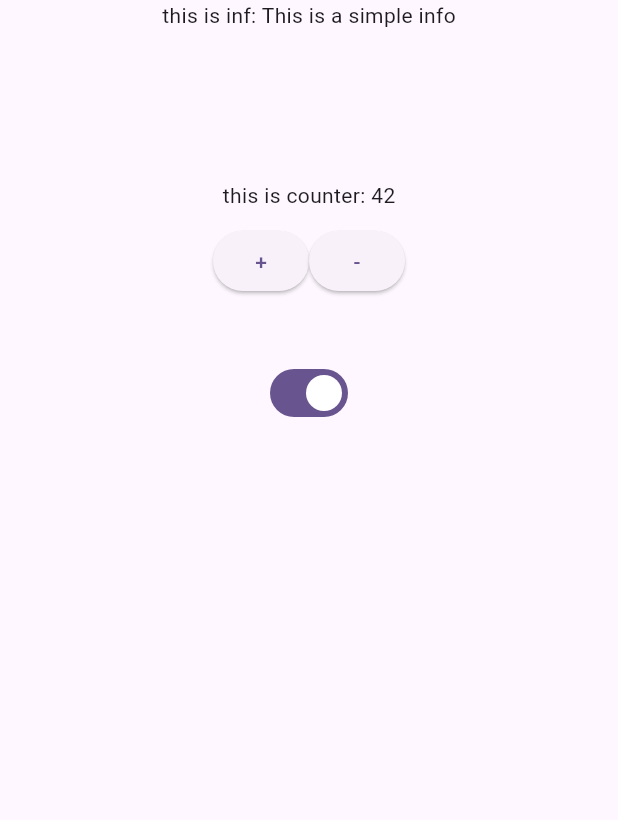
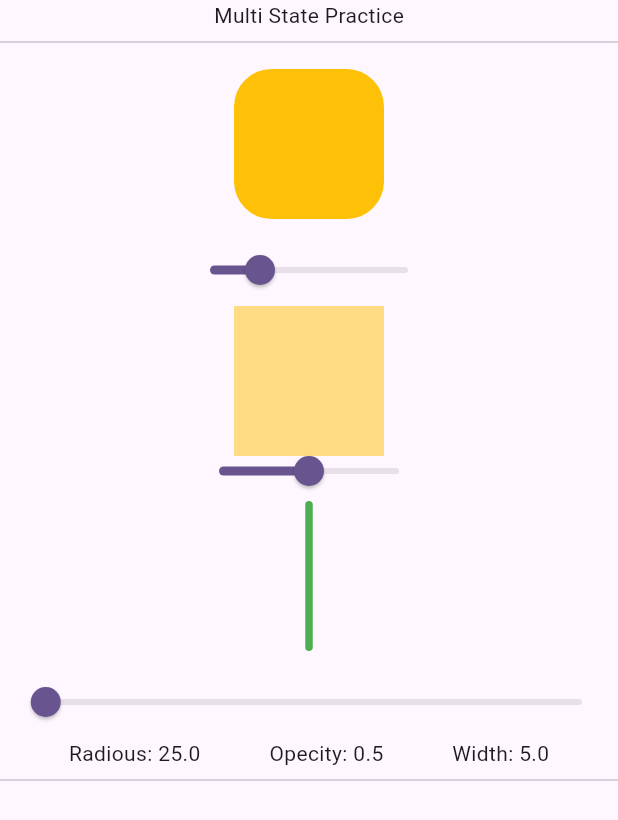
Before and after one commit to ammardev99/mypod, a Flutter app: the screen it shows after launch, on a phone screen of 412 x 824 dp. Shown: the top 820 px of the screen. Run offline on Flutter 3.47's test engine with Material 3 defaults, Android fonts, the phone set to English and light mode, and no system bars; our stand-ins replace flutter_riverpod.

Commit message:
class4 - multistate & selected provider

```diff
--- /dev/null
+++ b/lib/classes/class4/multi_practice.dart
@@ -0,0 +1,156 @@
+// ignore_for_file: avoid_print
+
+import 'package:flutter/material.dart';
+import 'package:flutter_riverpod/flutter_riverpod.dart';
+import 'package:mypod/classes/data/model_bank.dart';
+import 'package:mypod/config/formatting.dart';
+
+class MultiStatePractice extends ConsumerWidget {
+  const MultiStatePractice({super.key});
+
+  @override
+  Widget build(BuildContext context, WidgetRef ref) {
+    print("build scaffold");
+    return Scaffold(
+      body: Center(
+        child: Column(
+          children: [
+            const Text('Multi State Practice'),
+            Divider(),
+            gapBox(10),
+            // radious only
+            Consumer(
+              builder: (context, ref, child) {
+                final temp = ref.watch(
+                  practiceP.select((state) => state.radious),
+                );
+                print("build Radious $temp");
+                final tempMaster = ref.read(practiceP.notifier);
+                return Column(
+                  children: [
+                    // for radious
+                    Column(
+                      children: [
+                        Container(
+                          width: 100,
+                          height: 100,
+                          decoration: BoxDecoration(
+                            color: Colors.amber,
+                            borderRadius: BorderRadius.circular(temp),
+                          ),
+                        ),
+                        const SizedBox(height: 10), // or your gapBox(10)
+                        SizedBox(
+                          width: 180,
+                          child: Slider(
+                            value: temp,
+                            min: 0,
+                            max: 99,
+                            onChanged: (value) {
+                              tempMaster.state = tempMaster.state.copyWith(
+                                radious: value,
+                              );
+                            },
+                          ),
+                        ),
+                      ],
+                    ),
+                  ],
+                );
+              },
+            ),
+
+            // opecity only
+            Consumer(
+              builder: (context, ref, child) {
+                final temp = ref.watch(practiceP.select((state) => state.opty));
+                print("build opecity $temp");
+                final tempMaster = ref.read(practiceP.notifier);
+                return Column(
+                  children: [
+                    Container(
+                      width: 100,
+                      height: 100,
+                      decoration: BoxDecoration(
+                        // ignore: deprecated_member_use
+                        color: Colors.amber.withOpacity(temp),
+                        borderRadius: BorderRadius.circular(temp),
+                      ),
+                    ),
+
+                    SizedBox(
+                      width: 120,
+                      child: Slider(
+                        padding: EdgeInsets.zero,
+                        value: temp,
+                        min: 0,
+                        max: 1,
+                        onChanged: (value) {
+                          tempMaster.state = tempMaster.state.copyWith(
+                            opty: value,
+                          );
+                        },
+                      ),
+                    ),
+                  ],
+                );
+              },
+            ),
+            // vari width only
+            gapBox(10),
+            Consumer(
+              builder: (context, ref, child) {
+                final tempWidth = ref.watch(practiceP.select((state) => state.xSide),);
+                final controller = ref.read(practiceP.notifier);
+                print("build width $tempWidth");
+
+                return Column(
+                  children: [
+                    Container(
+                      width: tempWidth,
+                      height: 100,
+                      decoration: BoxDecoration(
+                        color: Colors.green,
+                        borderRadius: BorderRadius.circular(10),
+                      ),
+                    ),
+                    const SizedBox(height: 10), // or your gapBox(10)
+                    Slider(
+                      value: tempWidth,
+                      min: 0,
+                      max: 280,
+                      onChanged: (value) {
+                        controller.state = controller.state.copyWith(
+                          xSide: value,
+                        );
+                      },
+                    ),
+                  ],
+                );
+              },
+            ),
+            Consumer(
+              builder: (context, ref, child) {
+                return Row(
+                  mainAxisAlignment: MainAxisAlignment.spaceEvenly,
+                  children: [
+                    Text(
+                      'Radious: ${ref.watch(practiceP.select((state) => state.radious)).toStringAsFixed(1)}',
+                    ),
+                    Text(
+                      'Opecity: ${ref.watch(practiceP.select((state) => state.opty)).toStringAsFixed(1)}',
+                    ),
+                    Text(
+                      'Width: ${ref.watch(practiceP.select((state) => state.xSide)).toStringAsFixed(1)}',
+                    ),
+                  ],
+                );
+              },
+            ),
+            Divider(),
+          ],
+        ),
+      ),
+    );
+  }
+}
--- a/lib/classes/data/state_provider_bank.dart
+++ b/lib/classes/data/state_provider_bank.dart
@@ -8,6 +8,10 @@ final countSPod = StateProvider<int>((ref) {
   return 42;
 });
 
+final sliderSPod = StateProvider<double>((ref) {
+  return 42;
+});
+
 final isActiveSPod = StateProvider<bool>((ref) {
   return true;
 });
--- a/lib/main.dart
+++ b/lib/main.dart
@@ -1,6 +1,6 @@
 import 'package:flutter/material.dart';
 import 'package:flutter_riverpod/flutter_riverpod.dart';
-import 'classes/class3/state_provider.dart';
+import 'package:mypod/classes/class4/multi_practice.dart';
 
 void main() {
   runApp(const MyApp());
@@ -18,8 +18,9 @@
         ),
         // home: SimpleProvider1(),
         // home: SimpleProvider2(),
-        home: StateProviderLess(),
+        // home: StateProviderLess(),
         // home: StateProviderFull(),
+        home: MultiStatePractice(),
       ),
     );
   }
```
Also changed, not shown: lib/classes/class4/multiple_state.dart (added, +79 -0 lines), lib/classes/data/model_bank.dart (added, +47 -0 lines), lib/config/formatting.dart (added, +36 -0 lines).
